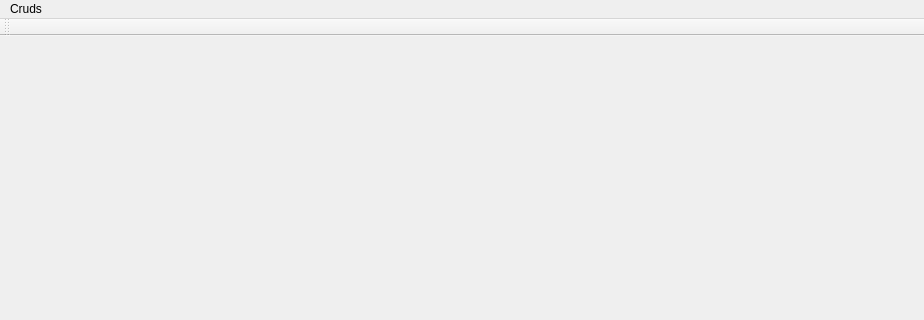
Above: mainwindow.ui from Frankral/ProjetFinL1 before the change; both pictures show x 0 to 924 and y 0 to 320 of the 924 by 537 pixel window. Below: the same form after it.
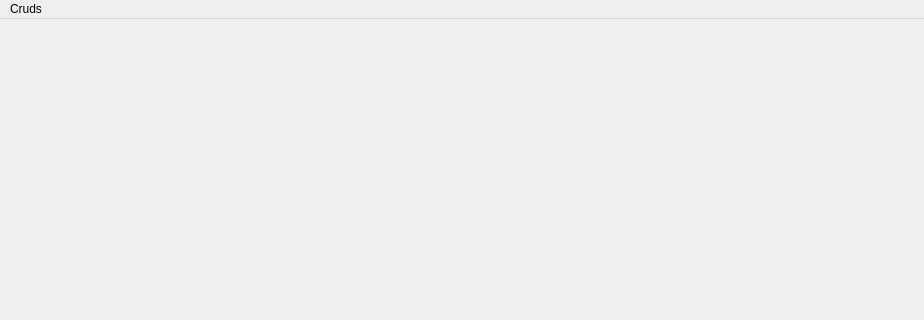
That is the form after the change.

The edit to the form file:
```diff
--- a/mainwindow.ui
+++ b/mainwindow.ui
@@ -39,17 +39,6 @@
    <addaction name="menuCruds"/>
   </widget>
   <widget class="QStatusBar" name="statusbar"/>
-  <widget class="QToolBar" name="toolBar">
-   <property name="windowTitle">
-    <string>toolBar</string>
-   </property>
-   <attribute name="toolBarArea">
-    <enum>TopToolBarArea</enum>
-   </attribute>
-   <attribute name="toolBarBreak">
-    <bool>false</bool>
-   </attribute>
-  </widget>
   <action name="actionBatiment">
    <property name="text">
     <string>Batiment</string>
```
